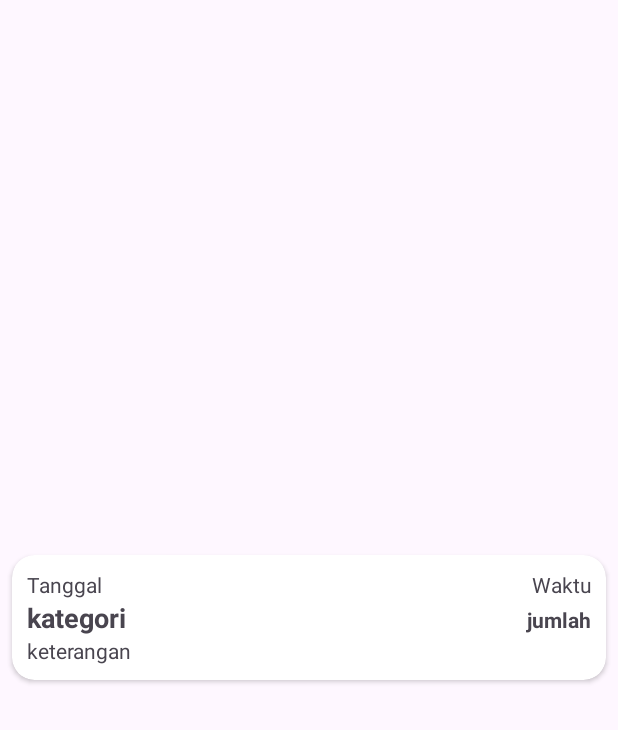
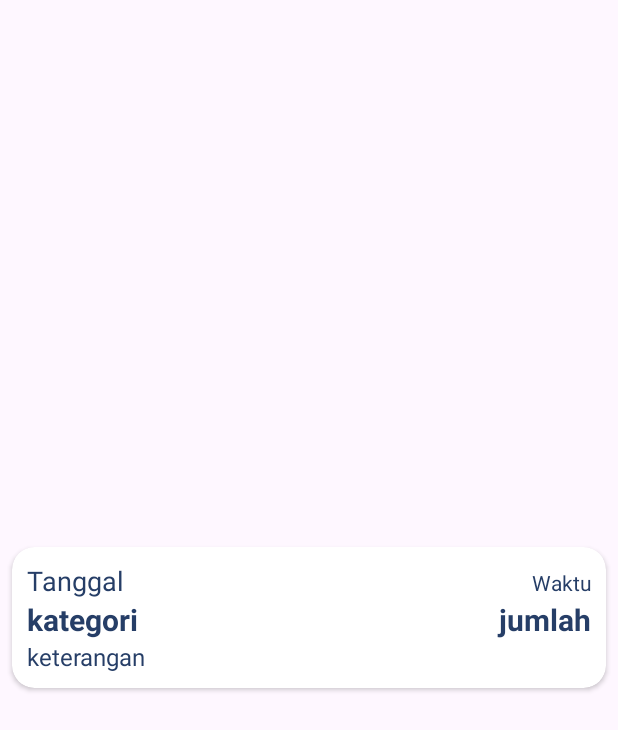
Before and after one commit to farelyudapratama/AturDana, an Android app: the layout item_transaksi.xml on its own in the app's theme, with its tools: preview values and no code run, on a phone screen of 412 x 824 dp. Shown: the top 730 px of the screen. Run offline under Robolectric (Android 15) with nearby library versions, the phone set to English and light mode, and no system bars.

```diff
--- a/app/src/main/java/com/yuch/aturdana/data/ReminderAdapter.kt
+++ b/app/src/main/java/com/yuch/aturdana/data/ReminderAdapter.kt
@@ -10,6 +10,7 @@ import androidx.recyclerview.widget.RecyclerView
 import com.yuch.aturdana.R
 import com.yuch.aturdana.data.pref.ReminderModel
 import com.yuch.aturdana.view.DetailReminderActivity
+import com.yuch.aturdana.view.toCurrencyFormat
 
 class ReminderAdapter(private val reminders: List<ReminderModel>) :
     RecyclerView.Adapter<ReminderAdapter.ReminderViewHolder>() {
@@ -42,7 +43,7 @@ class ReminderAdapter(private val reminders: List<ReminderModel>) :
 
         fun bind(reminder: ReminderModel) {
             tvReminderDesc.text = reminder.reminderDesc
-            tvReminderAmount.text = reminder.reminderAmount
+            tvReminderAmount.text = reminder.reminderAmount?.toDoubleOrNull()?.toCurrencyFormat()
             tvReminderDate.text = reminder.reminderDate
             if (reminder.status == "selesai") {
                 statusIndicator.visibility = View.VISIBLE
--- a/app/src/main/java/com/yuch/aturdana/view/DetailReminderActivity.kt
+++ b/app/src/main/java/com/yuch/aturdana/view/DetailReminderActivity.kt
@@ -118,7 +118,7 @@ class DetailReminderActivity : AppCompatActivity() {
                 val reminder = snapshot.getValue(ReminderModel::class.java)
                 reminder?.let {
                     binding.tvDesc.text = it.reminderDesc
-                    binding.tvJumlah.text = it.reminderAmount
+                    binding.tvJumlah.text = it.reminderAmount?.toDoubleOrNull()?.toCurrencyFormat()
                     binding.tvDate.text = it.reminderDate
                 }
             }
--- a/app/src/main/res/layout/item_transaksi.xml
+++ b/app/src/main/res/layout/item_transaksi.xml
@@ -21,45 +21,56 @@
             android:layout_width="match_parent"
             android:layout_height="wrap_content"
             android:orientation="horizontal">
+
             <TextView
                 android:id="@+id/tv_tanggal"
                 android:layout_width="wrap_content"
                 android:layout_height="wrap_content"
+                android:gravity="start"
+                android:textSize="18sp"
                 android:text="Tanggal"
-                android:gravity="start"/>
+                android:textColor="@color/navy_blue" />
 
             <TextView
                 android:id="@+id/tv_waktu"
                 android:layout_width="match_parent"
                 android:layout_height="wrap_content"
                 android:gravity="end"
-                android:text="Waktu" />
+                android:text="Waktu"
+                android:textColor="@color/navy_blue" />
         </LinearLayout>
         <LinearLayout
             android:layout_width="match_parent"
             android:layout_height="wrap_content"
             android:orientation="horizontal">
+
             <TextView
                 android:id="@+id/tv_kategori"
                 android:layout_width="wrap_content"
                 android:layout_height="wrap_content"
                 android:text="kategori"
-                android:textSize="18sp"
-                android:textStyle="bold"/>
+                android:textColor="@color/navy_blue"
+                android:textSize="20sp"
+                android:textStyle="bold" />
 
             <TextView
                 android:id="@+id/tv_jumlah"
                 android:layout_width="match_parent"
                 android:layout_height="wrap_content"
                 android:gravity="end"
-                android:textStyle="bold"
-                android:text="jumlah" />
+                android:textSize="20sp"
+                android:text="jumlah"
+                android:textColor="@color/navy_blue"
+                android:textStyle="bold" />
         </LinearLayout>
+
         <TextView
             android:id="@+id/tv_keterangan"
             android:layout_width="wrap_content"
             android:layout_height="wrap_content"
-            android:text="keterangan" />
+            android:textSize="16sp"
+            android:text="keterangan"
+            android:textColor="@color/navy_blue" />
     </LinearLayout>
 
 </androidx.cardview.widget.CardView>
--- a/app/src/main/res/values/colors.xml
+++ b/app/src/main/res/values/colors.xml
@@ -2,6 +2,8 @@
 <resources>
     <color name="black">#FF000000</color>
     <color name="white">#FFFFFFFF</color>
+    <color name="red">#F85454</color>
+    <color name="green">#5FCD5F</color>
     <color name="sky_blue">#6AA6FF</color>
     <color name="dark_blue">#0038FF</color>
     <color name="navy_blue">#263E67</color>
```
Also changed, not shown: app/src/main/AndroidManifest.xml (+17 -7 lines), app/src/main/java/com/yuch/aturdana/data/ReminderCheckService.kt (+10 -6 lines), app/src/main/java/com/yuch/aturdana/data/TransactionAdapter.kt (+11 -1 lines), app/src/main/java/com/yuch/aturdana/view/Helper.kt (added, +15 -0 lines), app/src/main/java/com/yuch/aturdana/view/HomeFragment.kt (+7 -6 lines), app/src/main/java/com/yuch/aturdana/view/ReminderActivity.kt (+7 -2 lines), app/src/main/java/com/yuch/aturdana/view/main/MainActivity.kt (+10 -0 lines).
